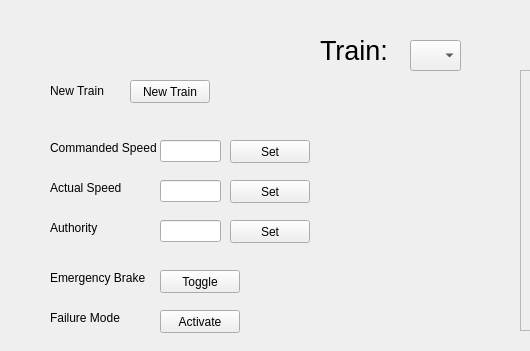
The window that TrainController/testui.ui (shamuraii/ECE1140) describes before a commit, drawn with Qt 5; both pictures show x 0 to 530 and y 0 to 351 of the 840 by 608 pixel window.
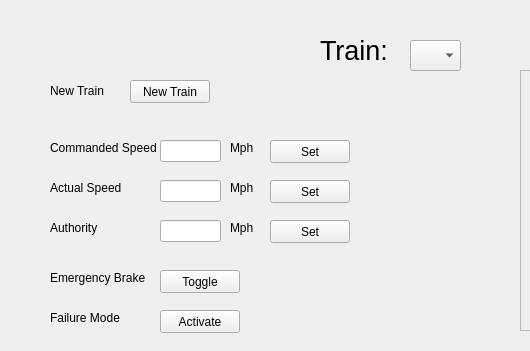
The same window after the commit.

Patch:
```diff
--- a/TrainController/testui.ui
+++ b/TrainController/testui.ui
@@ -94,7 +94,7 @@
   <widget class="QPushButton" name="commanded_speed_button">
    <property name="geometry">
     <rect>
-     <x>230</x>
+     <x>270</x>
      <y>140</y>
      <width>80</width>
      <height>23</height>
@@ -107,7 +107,7 @@
   <widget class="QPushButton" name="actual_speed_button">
    <property name="geometry">
     <rect>
-     <x>230</x>
+     <x>270</x>
      <y>180</y>
      <width>80</width>
      <height>23</height>
@@ -146,7 +146,7 @@
   <widget class="QPushButton" name="authority_button">
    <property name="geometry">
     <rect>
-     <x>230</x>
+     <x>270</x>
      <y>220</y>
      <width>80</width>
      <height>23</height>
@@ -772,6 +772,45 @@
     <string>Send</string>
    </property>
   </widget>
+  <widget class="QLabel" name="mph_label_3">
+   <property name="geometry">
+    <rect>
+     <x>230</x>
+     <y>140</y>
+     <width>31</width>
+     <height>16</height>
+    </rect>
+   </property>
+   <property name="text">
+    <string>Mph</string>
+   </property>
+  </widget>
+  <widget class="QLabel" name="mph_label_4">
+   <property name="geometry">
+    <rect>
+     <x>230</x>
+     <y>180</y>
+     <width>31</width>
+     <height>16</height>
+    </rect>
+   </property>
+   <property name="text">
+    <string>Mph</string>
+   </property>
+  </widget>
+  <widget class="QLabel" name="mph_label_5">
+   <property name="geometry">
+    <rect>
+     <x>230</x>
+     <y>220</y>
+     <width>31</width>
+     <height>16</height>
+    </rect>
+   </property>
+   <property name="text">
+    <string>Mph</string>
+   </property>
+  </widget>
  </widget>
  <resources/>
  <connections/>
```
